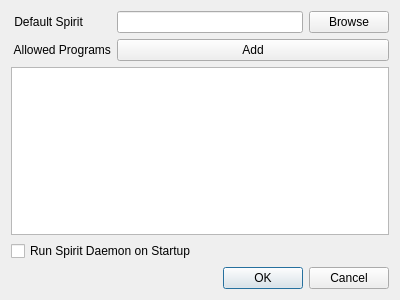
Old version of the form ui/spiritsettings.ui in the repository antony-jr/spirit.
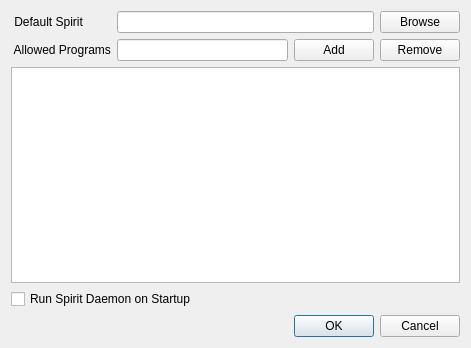
New version of the form.

The edit to the form file:
```diff
--- a/ui/spiritsettings.ui
+++ b/ui/spiritsettings.ui
@@ -6,8 +6,8 @@
    <rect>
     <x>0</x>
     <y>0</y>
-    <width>400</width>
-    <height>300</height>
+    <width>471</width>
+    <height>348</height>
    </rect>
   </property>
   <property name="windowTitle">
@@ -23,40 +23,50 @@
        </property>
       </widget>
      </item>
-     <item row="2" column="0">
-      <widget class="QLabel" name="defaultSpiritLbl">
-       <property name="text">
-        <string> Default Spirit</string>
-       </property>
-      </widget>
+     <item row="4" column="1">
+      <widget class="QLineEdit" name="lineEdit"/>
      </item>
-     <item row="10" column="0" colspan="3">
+     <item row="9" column="0" colspan="4">
       <widget class="QCheckBox" name="runOnStartupCheckbox">
        <property name="text">
         <string>Run Spirit Daemon on Startup</string>
        </property>
       </widget>
      </item>
-     <item row="2" column="1">
-      <widget class="QLineEdit" name="defaultSpiritText"/>
-     </item>
-     <item row="2" column="2">
+     <item row="2" column="3">
       <widget class="QPushButton" name="selectDefaultSpiritBtn">
        <property name="text">
         <string>Browse</string>
        </property>
       </widget>
      </item>
-     <item row="9" column="0" colspan="3">
-      <widget class="QListWidget" name="allowedProgramsList"/>
-     </item>
-     <item row="4" column="1" colspan="2">
-      <widget class="QPushButton" name="addProgramBtn">
+     <item row="4" column="2">
+      <widget class="QPushButton" name="addBtn">
        <property name="text">
         <string>Add</string>
        </property>
       </widget>
      </item>
+     <item row="2" column="0">
+      <widget class="QLabel" name="defaultSpiritLbl">
+       <property name="text">
+        <string> Default Spirit</string>
+       </property>
+      </widget>
+     </item>
+     <item row="4" column="3">
+      <widget class="QPushButton" name="removeBtn">
+       <property name="text">
+        <string>Remove</string>
+       </property>
+      </widget>
+     </item>
+     <item row="2" column="1" colspan="2">
+      <widget class="QLineEdit" name="defaultSpiritText"/>
+     </item>
+     <item row="5" column="0" colspan="4">
+      <widget class="QTableView" name="allowedProgramsTbl"/>
+     </item>
     </layout>
    </item>
    <item row="1" column="0">
```
